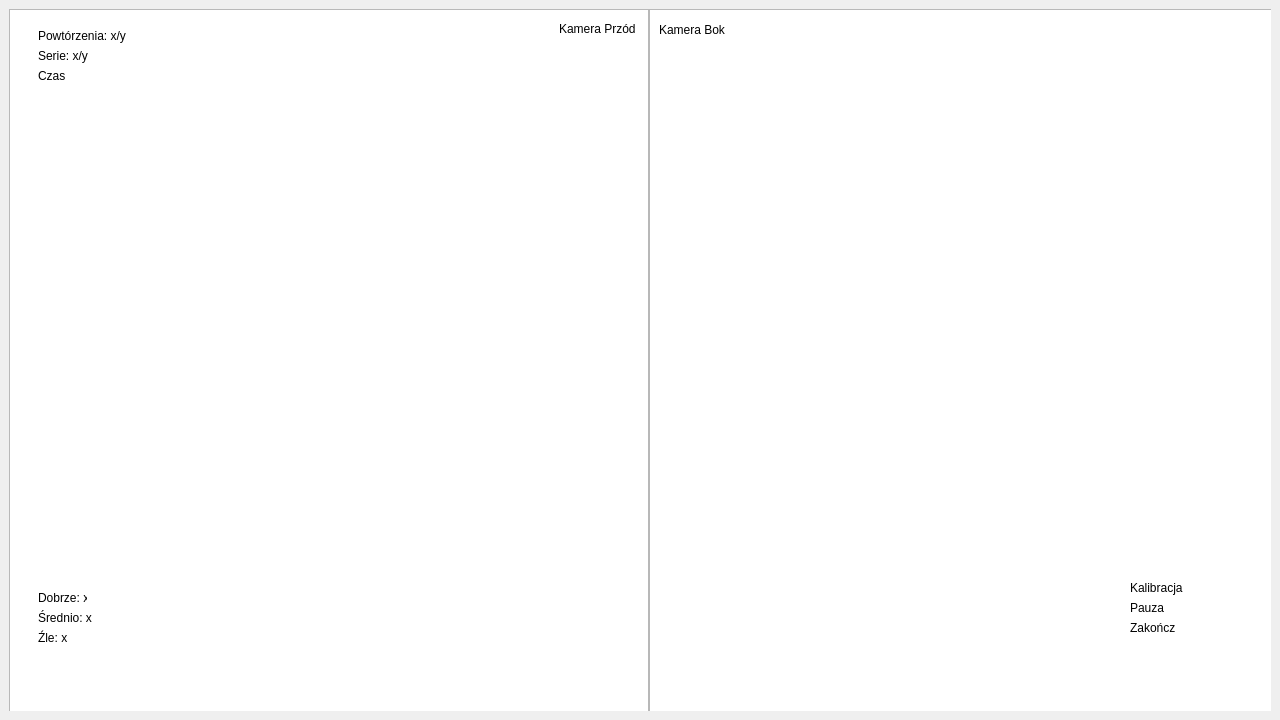
Before: the Qt Designer form OknoProgramu.ui in Igor-Plowens/Projekt-KCK-2026-Stary-Ob-z, drawn with Qt 5.
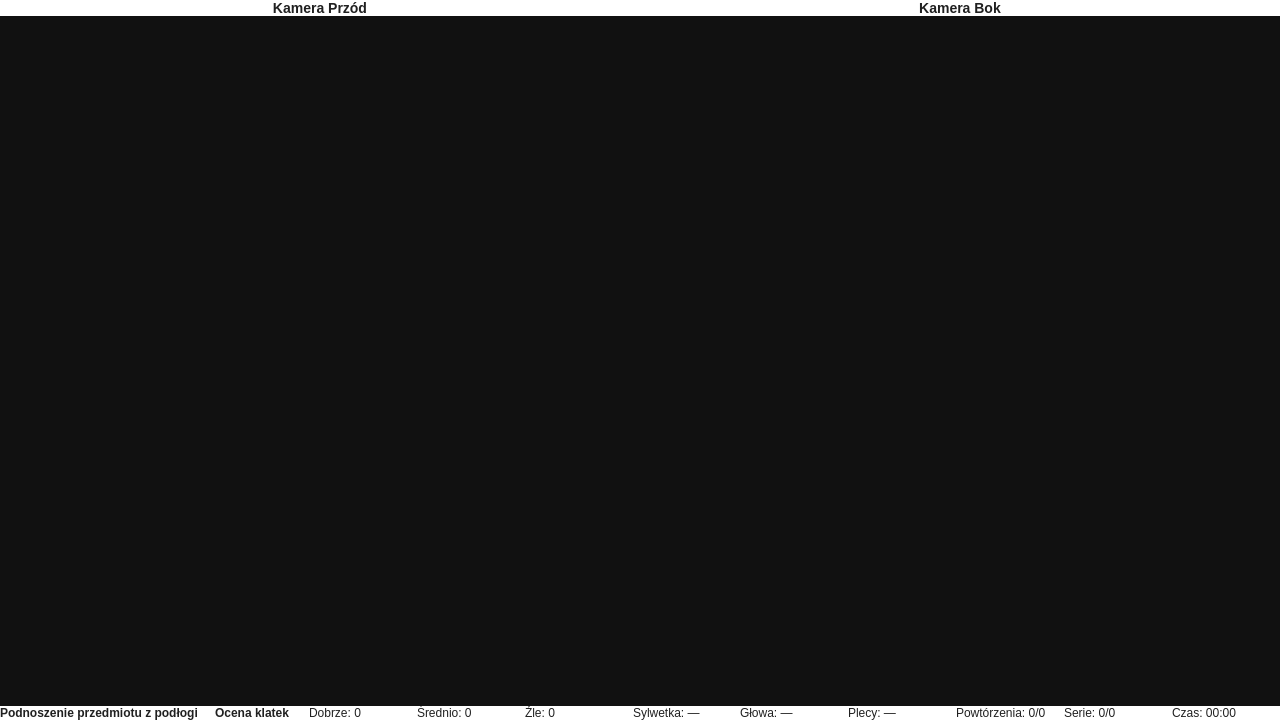
After: the same form once the commit is applied.

Commit message: zmiany interfejsu użytkownika - dodanie menu startowego

The edit to the form file:
```diff
--- a/OknoProgramu.ui
+++ b/OknoProgramu.ui
@@ -20,291 +20,667 @@
    <string>MainWindow</string>
   </property>
   <widget class="QWidget" name="centralwidget">
-   <property name="sizePolicy">
-    <sizepolicy hsizetype="Expanding" vsizetype="Expanding">
-     <horstretch>0</horstretch>
-     <verstretch>0</verstretch>
-    </sizepolicy>
-   </property>
-   <layout class="QHBoxLayout" name="horizontalLayout">
+   <layout class="QVBoxLayout" name="mainVerticalLayout">
+    <property name="leftMargin">
+     <number>0</number>
+    </property>
+    <property name="topMargin">
+     <number>0</number>
+    </property>
+    <property name="rightMargin">
+     <number>0</number>
+    </property>
+    <property name="bottomMargin">
+     <number>0</number>
+    </property>
     <item>
-     <widget class="QWidget" name="cameraWidget" native="true">
-      <property name="sizePolicy">
-       <sizepolicy hsizetype="Expanding" vsizetype="Expanding">
-        <horstretch>0</horstretch>
-        <verstretch>0</verstretch>
-       </sizepolicy>
+     <widget class="QStackedWidget" name="stackedWidget">
+      <property name="currentIndex">
+       <number>1</number>
       </property>
-      <property name="maximumSize">
-       <size>
-        <width>1262</width>
-        <height>702</height>
-       </size>
-      </property>
-      <widget class="QGraphicsView" name="KameraLewa">
-       <property name="enabled">
-        <bool>true</bool>
-       </property>
-       <property name="geometry">
-        <rect>
-         <x>0</x>
-         <y>0</y>
-         <width>640</width>
-         <height>720</height>
-        </rect>
-       </property>
+      <widget class="QWidget" name="page_menu">
+       <layout class="QVBoxLayout" name="menuLayout">
+        <item>
+         <spacer name="verticalSpacer_menu_top">
+          <property name="orientation">
+           <enum>Qt::Orientation::Vertical</enum>
+          </property>
+          <property name="sizeHint" stdset="0">
+           <size>
+            <width>20</width>
+            <height>120</height>
+           </size>
+          </property>
+         </spacer>
+        </item>
+        <item>
+         <widget class="QLabel" name="titleLabel">
+          <property name="font">
+           <font>
+            <pointsize>28</pointsize>
+            <bold>true</bold>
+           </font>
+          </property>
+          <property name="text">
+           <string>Witaj XYZ!</string>
+          </property>
+          <property name="alignment">
+           <set>Qt::AlignmentFlag::AlignCenter</set>
+          </property>
+         </widget>
+        </item>
+        <item>
+         <widget class="QLabel" name="menuSubtitleLabel">
+          <property name="text">
+           <string>Kliknij start albo stań w &quot;T&quot; aby rozpocząć trening.</string>
+          </property>
+          <property name="alignment">
+           <set>Qt::AlignmentFlag::AlignCenter</set>
+          </property>
+         </widget>
+        </item>
+        <item>
+         <spacer name="verticalSpacer_menu_mid">
+          <property name="orientation">
+           <enum>Qt::Orientation::Vertical</enum>
+          </property>
+          <property name="sizeHint" stdset="0">
+           <size>
+            <width>20</width>
+            <height>40</height>
+           </size>
+          </property>
+         </spacer>
+        </item>
+        <item>
+         <layout class="QHBoxLayout" name="menuButtonsOuterLayout">
+          <item>
+           <spacer name="horizontalSpacer_menu_left">
+            <property name="orientation">
+             <enum>Qt::Orientation::Horizontal</enum>
+            </property>
+            <property name="sizeHint" stdset="0">
+             <size>
+              <width>40</width>
+              <height>20</height>
+             </size>
+            </property>
+           </spacer>
+          </item>
+          <item>
+           <widget class="QFrame" name="menuButtonPanel">
+            <property name="maximumSize">
+             <size>
+              <width>280</width>
+              <height>16777215</height>
+             </size>
+            </property>
+            <property name="frameShape">
+             <enum>QFrame::Shape::NoFrame</enum>
+            </property>
+            <layout class="QVBoxLayout" name="verticalLayout">
+             <item>
+              <widget class="QPushButton" name="startButton">
+               <property name="minimumSize">
+                <size>
+                 <width>168</width>
+                 <height>58</height>
+                </size>
+               </property>
+               <property name="font">
+                <font>
+                 <pointsize>16</pointsize>
+                </font>
+               </property>
+               <property name="text">
+                <string>Start</string>
+               </property>
+              </widget>
+             </item>
+             <item>
+              <widget class="QPushButton" name="chooseUserButton">
+               <property name="minimumSize">
+                <size>
+                 <width>168</width>
+                 <height>58</height>
+                </size>
+               </property>
+               <property name="font">
+                <font>
+                 <pointsize>16</pointsize>
+                </font>
+               </property>
+               <property name="text">
+                <string>Wybierz użytkownika</string>
+               </property>
+              </widget>
+             </item>
+             <item>
+              <widget class="QPushButton" name="addUserButton">
+               <property name="minimumSize">
+                <size>
+                 <width>168</width>
+                 <height>58</height>
+                </size>
+               </property>
+               <property name="font">
+                <font>
+                 <pointsize>16</pointsize>
+                </font>
+               </property>
+               <property name="text">
+                <string>Dodaj użytkownika</string>
+               </property>
+              </widget>
+             </item>
+             <item>
+              <widget class="QPushButton" name="exitButton">
+               <property name="minimumSize">
+                <size>
+                 <width>168</width>
+                 <height>58</height>
+                </size>
+               </property>
+               <property name="font">
+                <font>
+                 <pointsize>16</pointsize>
+                </font>
+               </property>
+               <property name="text">
+                <string>Wyjdź</string>
+               </property>
+              </widget>
+             </item>
+            </layout>
+           </widget>
+          </item>
+          <item>
+           <spacer name="horizontalSpacer_menu_right">
+            <property name="orientation">
+             <enum>Qt::Orientation::Horizontal</enum>
+            </property>
+            <property name="sizeHint" stdset="0">
+             <size>
+              <width>40</width>
+              <height>20</height>
+             </size>
+            </property>
+           </spacer>
+          </item>
+         </layout>
+        </item>
+        <item>
+         <spacer name="verticalSpacer_menu_bottom">
+          <property name="orientation">
+           <enum>Qt::Orientation::Vertical</enum>
+          </property>
+          <property name="sizeHint" stdset="0">
+           <size>
+            <width>20</width>
+            <height>120</height>
+           </size>
+          </property>
+         </spacer>
+        </item>
+       </layout>
       </widget>
-      <widget class="QGraphicsView" name="KameraPrawa">
-       <property name="geometry">
-        <rect>
-         <x>640</x>
-         <y>0</y>
-         <width>640</width>
-         <height>720</height>
-        </rect>
+      <widget class="QWidget" name="page_training">
+       <property name="styleSheet">
+        <string notr="true">QWidget#page_training { background-color: #ffffff; }
+QLabel { color: #202020; }</string>
        </property>
-      </widget>
-      <widget class="QWidget" name="overlay" native="true">
-       <property name="geometry">
-        <rect>
-         <x>10</x>
-         <y>0</y>
-         <width>1241</width>
-         <height>681</height>
-        </rect>
-       </property>
-       <property name="sizePolicy">
-        <sizepolicy hsizetype="Expanding" vsizetype="Expanding">
-         <horstretch>0</horstretch>
-         <verstretch>0</verstretch>
-        </sizepolicy>
-       </property>
-       <property name="maximumSize">
-        <size>
-         <width>1241</width>
-         <height>681</height>
-        </size>
-       </property>
-       <widget class="QFrame" name="frame_5">
-        <property name="geometry">
-         <rect>
-          <x>510</x>
-          <y>230</y>
-          <width>241</width>
-          <height>121</height>
-         </rect>
+       <layout class="QVBoxLayout" name="trainingLayout">
+        <property name="spacing">
+         <number>0</number>
         </property>
-        <property name="styleSheet">
-         <string notr="true">background-color: transparent;</string>
+        <property name="leftMargin">
+         <number>0</number>
         </property>
-        <property name="frameShape">
-         <enum>QFrame::Shape::StyledPanel</enum>
+        <property name="topMargin">
+         <number>0</number>
         </property>
-        <property name="frameShadow">
-         <enum>QFrame::Shadow::Raised</enum>
+        <property name="rightMargin">
+         <number>0</number>
         </property>
-       </widget>
-       <widget class="QFrame" name="frame_34">
-        <property name="geometry">
-         <rect>
-          <x>9</x>
-          <y>571</y>
-          <width>121</width>
-          <height>101</height>
-         </rect>
+        <property name="bottomMargin">
+         <number>0</number>
         </property>
-        <property name="styleSheet">
-         <string notr="true">background-color: transparent;</string>
-        </property>
-        <property name="frameShape">
-         <enum>QFrame::Shape::StyledPanel</enum>
-        </property>
-        <property name="frameShadow">
-         <enum>QFrame::Shadow::Raised</enum>
-        </property>
-        <widget class="QLabel" name="label">
-         <property name="geometry">
-          <rect>
-           <x>10</x>
-           <y>10</y>
-           <width>49</width>
-           <height>16</height>
-          </rect>
-         </property>
-         <property name="text">
-          <string>Dobrze: x</string>
-         </property>
-        </widget>
-        <widget class="QLabel" name="label_3">
-         <property name="geometry">
-          <rect>
-           <x>10</x>
-           <y>30</y>
-           <width>61</width>
-           <height>16</height>
-          </rect>
-         </property>
-         <property name="text">
-          <string>Średnio: x</string>
-         </property>
-        </widget>
-        <widget class="QLabel" name="label_4">
-         <property name="geometry">
-          <rect>
-           <x>10</x>
-           <y>50</y>
-           <width>49</width>
-           <height>16</height>
-          </rect>
-         </property>
-         <property name="text">
-          <string>Źle: x</string>
-         </property>
-        </widget>
-       </widget>
-       <widget class="QFrame" name="frame_2">
-        <property name="geometry">
-         <rect>
-          <x>1111</x>
-          <y>571</y>
-          <width>121</width>
-          <height>101</height>
-         </rect>
-        </property>
-        <property name="styleSheet">
-         <string notr="true">background-color: transparent;</string>
-        </property>
-        <property name="frameShape">
-         <enum>QFrame::Shape::StyledPanel</enum>
-        </property>
-        <property name="frameShadow">
-         <enum>QFrame::Shadow::Raised</enum>
-        </property>
-        <widget class="QLabel" name="label_5">
-         <property name="geometry">
-          <rect>
-           <x>0</x>
-           <y>40</y>
-           <width>49</width>
-           <height>16</height>
-          </rect>
-         </property>
-         <property name="text">
-          <string>Zakończ</string>
-         </property>
-        </widget>
-        <widget class="QLabel" name="label_6">
-         <property name="geometry">
-          <rect>
-           <x>0</x>
-           <y>20</y>
-           <width>61</width>
-           <height>16</height>
-          </rect>
-         </property>
-         <property name="text">
-          <string>Pauza</string>
-         </property>
-        </widget>
-        <widget class="QLabel" name="label_2">
-         <property name="geometry">
-          <rect>
-           <x>0</x>
-           <y>0</y>
-           <width>101</width>
-           <height>16</height>
-          </rect>
-         </property>
-         <property name="text">
-          <string>Kalibracja</string>
-         </property>
-        </widget>
-       </widget>
-       <widget class="QFrame" name="InformacjeOAktualnymCwiczeniu">
-        <property name="geometry">
-         <rect>
-          <x>9</x>
-          <y>9</y>
-          <width>121</width>
-          <height>111</height>
-         </rect>
-        </property>
-        <property name="styleSheet">
-         <string notr="true">background-color: transparent;
-border-radius: 10px;</string>
-        </property>
-        <property name="frameShape">
-         <enum>QFrame::Shape::StyledPanel</enum>
-        </property>
-        <property name="frameShadow">
-         <enum>QFrame::Shadow::Raised</enum>
-        </property>
-        <widget class="QLabel" name="Powtorzenia">
-         <property name="geometry">
-          <rect>
-           <x>10</x>
-           <y>10</y>
-           <width>101</width>
-           <height>16</height>
-          </rect>
-         </property>
-         <property name="text">
-          <string>Powtórzenia: x/y</string>
-         </property>
-        </widget>
-        <widget class="QLabel" name="Powtorzenia_2">
-         <property name="geometry">
-          <rect>
-           <x>10</x>
-           <y>30</y>
-           <width>101</width>
-           <height>16</height>
-          </rect>
-         </property>
-         <property name="text">
-          <string>Serie: x/y</string>
-         </property>
-        </widget>
-        <widget class="QLabel" name="Powtorzenia_3">
-         <property name="geometry">
-          <rect>
-           <x>10</x>
-           <y>50</y>
-           <width>101</width>
-           <height>16</height>
-          </rect>
-         </property>
-         <property name="text">
-          <string>Czas</string>
-         </property>
-        </widget>
-       </widget>
-       <widget class="QLabel" name="label_KameraPrzod">
-        <property name="geometry">
-         <rect>
-          <x>540</x>
-          <y>10</y>
-          <width>81</width>
-          <height>20</height>
-         </rect>
-        </property>
-        <property name="text">
-         <string>Kamera Przód</string>
-        </property>
-       </widget>
-       <widget class="QLabel" name="label_KameraBok">
-        <property name="geometry">
-         <rect>
-          <x>640</x>
-          <y>10</y>
-          <width>71</width>
-          <height>21</height>
-         </rect>
-        </property>
-        <property name="text">
-         <string>Kamera Bok</string>
-        </property>
-       </widget>
+        <item>
+         <layout class="QHBoxLayout" name="trainingMainLayout">
+          <property name="spacing">
+           <number>0</number>
+          </property>
+          <item>
+           <widget class="QFrame" name="leftCameraFrame">
+            <property name="autoFillBackground">
+             <bool>false</bool>
+            </property>
+            <property name="styleSheet">
+             <string notr="true">QFrame#leftCameraFrame, QFrame#rightCameraFrame { background-color: transparent; border: none; }
+QLabel { font-size: 14px; font-weight: 600; color: #202020; }
+QGraphicsView { background-color: #111111; border: none; }</string>
+            </property>
+            <property name="frameShape">
+             <enum>QFrame::Shape::NoFrame</enum>
+            </property>
+            <property name="frameShadow">
+             <enum>QFrame::Shadow::Plain</enum>
+            </property>
+            <property name="lineWidth">
+             <number>0</number>
+            </property>
+            <layout class="QVBoxLayout" name="leftCameraLayout">
+             <property name="spacing">
+              <number>0</number>
+             </property>
+             <property name="leftMargin">
+              <number>0</number>
+             </property>
+             <property name="topMargin">
+              <number>0</number>
+             </property>
+             <property name="rightMargin">
+              <number>0</number>
+             </property>
+             <property name="bottomMargin">
+              <number>0</number>
+             </property>
+             <item>
+              <widget class="QLabel" name="label_KameraPrzod">
+               <property name="font">
+                <font>
+                 <pointsize>-1</pointsize>
+                 <fontweight>DemiBold</fontweight>
+                </font>
+               </property>
+               <property name="text">
+                <string>Kamera Przód</string>
+               </property>
+               <property name="alignment">
+                <set>Qt::AlignmentFlag::AlignCenter</set>
+               </property>
+              </widget>
+             </item>
+             <item>
+              <widget class="QGraphicsView" name="KameraLewa">
+               <property name="sizePolicy">
+                <sizepolicy hsizetype="Expanding" vsizetype="Expanding">
+                 <horstretch>0</horstretch>
+                 <verstretch>0</verstretch>
+                </sizepolicy>
+               </property>
+               <property name="styleSheet">
+                <string notr="true">background-color: #111111; border: none;</string>
+               </property>
+               <property name="frameShape">
+                <enum>QFrame::Shape::NoFrame</enum>
+               </property>
+              </widget>
+             </item>
+            </layout>
+           </widget>
+          </item>
+          <item>
+           <widget class="QFrame" name="rightCameraFrame">
+            <property name="styleSheet">
+             <string notr="true">QFrame#leftCameraFrame, QFrame#rightCameraFrame { background-color: transparent; border: none; }
+QLabel { font-size: 14px; font-weight: 600; color: #202020; }
+QGraphicsView { background-color: #111111; border: none; }</string>
+            </property>
+            <property name="frameShape">
+             <enum>QFrame::Shape::NoFrame</enum>
+            </property>
+            <property name="frameShadow">
+             <enum>QFrame::Shadow::Plain</enum>
+            </property>
+            <property name="lineWidth">
+             <number>0</number>
+            </property>
+            <layout class="QVBoxLayout" name="rightCameraLayout">
+             <property name="spacing">
+              <number>0</number>
+             </property>
+             <property name="leftMargin">
+              <number>0</number>
+             </property>
+             <property name="topMargin">
+              <number>0</number>
+             </property>
+             <property name="rightMargin">
+              <number>0</number>
+             </property>
+             <property name="bottomMargin">
+              <number>0</number>
+             </property>
+             <item>
+              <widget class="QLabel" name="label_KameraBok">
+               <property name="font">
+                <font>
+                 <pointsize>-1</pointsize>
+                 <fontweight>DemiBold</fontweight>
+                </font>
+               </property>
+               <property name="text">
+                <string>Kamera Bok</string>
+               </property>
+               <property name="alignment">
+                <set>Qt::AlignmentFlag::AlignCenter</set>
+               </property>
+              </widget>
+             </item>
+             <item>
+              <widget class="QGraphicsView" name="KameraPrawa">
+               <property name="sizePolicy">
+                <sizepolicy hsizetype="Expanding" vsizetype="Expanding">
+                 <horstretch>0</horstretch>
+                 <verstretch>0</verstretch>
+                </sizepolicy>
+               </property>
+               <property name="styleSheet">
+                <string notr="true">background-color: #111111; border: none;</string>
+               </property>
+               <property name="frameShape">
+                <enum>QFrame::Shape::NoFrame</enum>
+               </property>
+              </widget>
+             </item>
+            </layout>
+           </widget>
+          </item>
+         </layout>
+        </item>
+        <item>
+         <widget class="QFrame" name="bottomControlsFrame">
+          <property name="maximumSize">
+           <size>
+            <width>16777215</width>
+            <height>33</height>
+           </size>
+          </property>
+          <property name="styleSheet">
+           <string notr="true">QFrame#bottomControlsFrame { background-color: transparent; border: none; }</string>
+          </property>
+          <property name="frameShape">
+           <enum>QFrame::Shape::NoFrame</enum>
+          </property>
+          <property name="frameShadow">
+           <enum>QFrame::Shadow::Plain</enum>
+          </property>
+          <layout class="QHBoxLayout" name="horizontalLayout">
+           <property name="spacing">
+            <number>0</number>
+           </property>
+           <property name="leftMargin">
+            <number>0</number>
+           </property>
+           <property name="topMargin">
+            <number>0</number>
+           </property>
+           <property name="rightMargin">
+            <number>0</number>
+           </property>
+           <property name="bottomMargin">
+            <number>0</number>
+           </property>
+           <item>
+            <widget class="QLabel" name="trainingTitleLabel">
+             <property name="font">
+              <font>
+               <bold>true</bold>
+              </font>
+             </property>
+             <property name="text">
+              <string>Podnoszenie przedmiotu z podłogi</string>
+             </property>
+            </widget>
+           </item>
+           <item>
+            <widget class="QLabel" name="statsTitleLabel">
+             <property name="font">
+              <font>
+               <bold>true</bold>
+              </font>
+             </property>
+             <property name="text">
+              <string>Ocena klatek</string>
+             </property>
+             <property name="alignment">
+              <set>Qt::AlignmentFlag::AlignCenter</set>
+             </property>
+            </widget>
+           </item>
+           <item>
+            <widget class="Line" name="line_stats">
+             <property name="maximumSize">
+              <size>
+               <width>16777215</width>
+               <height>0</height>
+              </size>
+             </property>
+             <property name="styleSheet">
+              <string notr="true">background-color: transparent; border: none;</string>
+             </property>
+             <property name="frameShape">
+              <enum>QFrame::Shape::VLine</enum>
+             </property>
+             <property name="orientation">
+              <enum>Qt::Orientation::Vertical</enum>
+             </property>
+            </widget>
+           </item>
+           <item>
+            <widget class="QLabel" name="label">
+             <property name="text">
+              <string>Dobrze: 0</string>
+             </property>
+            </widget>
+           </item>
+           <item>
+            <widget class="QLabel" name="label_3">
+             <property name="text">
+              <string>Średnio: 0</string>
+             </property>
+            </widget>
+           </item>
+           <item>
+            <widget class="QLabel" name="label_4">
+             <property name="text">
+              <string>Źle: 0</string>
+             </property>
+            </widget>
+           </item>
+           <item>
+            <widget class="QLabel" name="poseStatusLabel">
+             <property name="text">
+              <string>Sylwetka: —</string>
+             </property>
+             <property name="wordWrap">
+              <bool>true</bool>
+             </property>
+            </widget>
+           </item>
+           <item>
+            <widget class="QLabel" name="headStatusLabel">
+             <property name="text">
+              <string>Głowa: —</string>
+             </property>
+            </widget>
+           </item>
+           <item>
+            <widget class="QLabel" name="backStatusLabel">
+             <property name="text">
+              <string>Plecy: —</string>
+             </property>
+            </widget>
+           </item>
+           <item>
+            <widget class="QLabel" name="Powtorzenia">
+             <property name="text">
+              <string>Powtórzenia: 0/0</string>
+             </property>
+            </widget>
+           </item>
+           <item>
+            <widget class="QLabel" name="Powtorzenia_2">
+             <property name="text">
+              <string>Serie: 0/0</string>
+             </property>
+            </widget>
+           </item>
+           <item>
+            <widget class="QLabel" name="Powtorzenia_3">
+             <property name="text">
+              <string>Czas: 00:00</string>
+             </property>
+            </widget>
+           </item>
+          </layout>
+         </widget>
+        </item>
+       </layout>
+      </widget>
+      <widget class="QWidget" name="page_summary">
+       <layout class="QVBoxLayout" name="summaryLayout">
+        <item>
+         <spacer name="verticalSpacer_summary_top">
+          <property name="orientation">
+           <enum>Qt::Orientation::Vertical</enum>
+          </property>
+          <property name="sizeHint" stdset="0">
+           <size>
+            <width>20</width>
+            <height>80</height>
+           </size>
+          </property>
+         </spacer>
+        </item>
+        <item>
+         <widget class="QLabel" name="summaryTitleLabel">
+          <property name="font">
+           <font>
+            <pointsize>20</pointsize>
+            <bold>true</bold>
+           </font>
+          </property>
+          <property name="text">
+           <string>Podsumowanie treningu</string>
+          </property>
+          <property name="alignment">
+           <set>Qt::AlignmentFlag::AlignCenter</set>
+          </property>
+         </widget>
+        </item>
+        <item>
+         <widget class="QLabel" name="summaryLabel">
+          <property name="text">
+           <string>Tutaj pojawią się wyniki treningu.</string>
+          </property>
+          <property name="alignment">
+           <set>Qt::AlignmentFlag::AlignCenter</set>
+          </property>
+          <property name="wordWrap">
+           <bool>true</bool>
+          </property>
+         </widget>
+        </item>
+        <item>
+         <spacer name="verticalSpacer_summary_mid">
+          <property name="orientation">
+           <enum>Qt::Orientation::Vertical</enum>
+          </property>
+          <property name="sizeHint" stdset="0">
+           <size>
+            <width>20</width>
+            <height>40</height>
+           </size>
+          </property>
+         </spacer>
+        </item>
+        <item>
+         <layout class="QHBoxLayout" name="summaryButtonsOuterLayout">
+          <item>
+           <spacer name="horizontalSpacer_summary_left">
+            <property name="orientation">
+             <enum>Qt::Orientation::Horizontal</enum>
+            </property>
+            <property name="sizeHint" stdset="0">
+             <size>
+              <width>40</width>
+              <height>20</height>
+             </size>
+            </property>
+           </spacer>
+          </item>
+          <item>
+           <widget class="QFrame" name="summaryButtonPanel">
+            <property name="maximumSize">
+             <size>
+              <width>280</width>
+              <height>16777215</height>
+             </size>
+            </property>
+            <property name="frameShape">
+             <enum>QFrame::Shape::NoFrame</enum>
+            </property>
+            <layout class="QVBoxLayout" name="summaryButtonsLayout">
+             <item>
+              <widget class="QPushButton" name="startAgainButton">
+               <property name="minimumSize">
+                <size>
+                 <width>0</width>
+                 <height>46</height>
+                </size>
+               </property>
+               <property name="text">
+                <string>Rozpocznij ponownie</string>
+               </property>
+              </widget>
+             </item>
+             <item>
+              <widget class="QPushButton" name="backToMenuButton">
+               <property name="minimumSize">
+                <size>
+                 <width>0</width>
+                 <height>46</height>
+                </size>
+               </property>
+               <property name="text">
+                <string>Powrót do menu</string>
+               </property>
+              </widget>
+             </item>
+            </layout>
+           </widget>
+          </item>
+          <item>
+           <spacer name="horizontalSpacer_summary_right">
+            <property name="orientation">
+             <enum>Qt::Orientation::Horizontal</enum>
+            </property>
+            <property name="sizeHint" stdset="0">
+             <size>
+              <width>40</width>
+              <height>20</height>
+             </size>
+            </property>
+           </spacer>
+          </item>
+         </layout>
+        </item>
+        <item>
+         <spacer name="verticalSpacer_summary_bottom">
+          <property name="orientation">
+           <enum>Qt::Orientation::Vertical</enum>
+          </property>
+          <property name="sizeHint" stdset="0">
+           <size>
+            <width>20</width>
+            <height>80</height>
+           </size>
+          </property>
+         </spacer>
+        </item>
+       </layout>
       </widget>
      </widget>
     </item>
```
Left out of the diff: 2 changed lines with no effect on the pictures. The commit also changes 1 other file.
